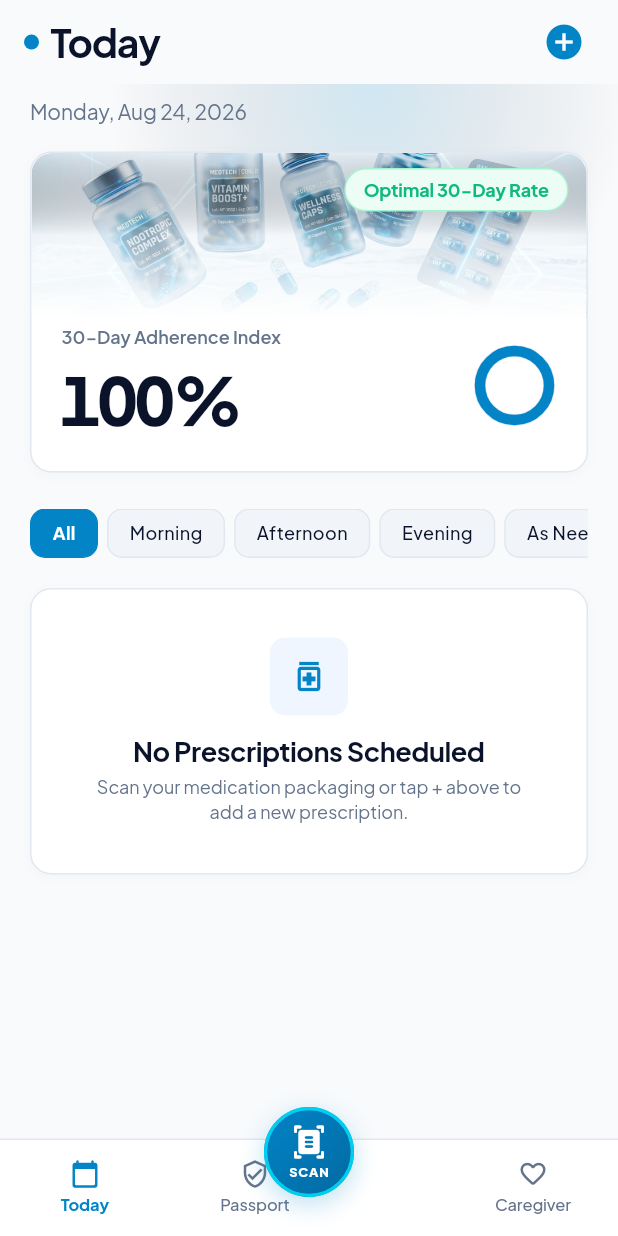
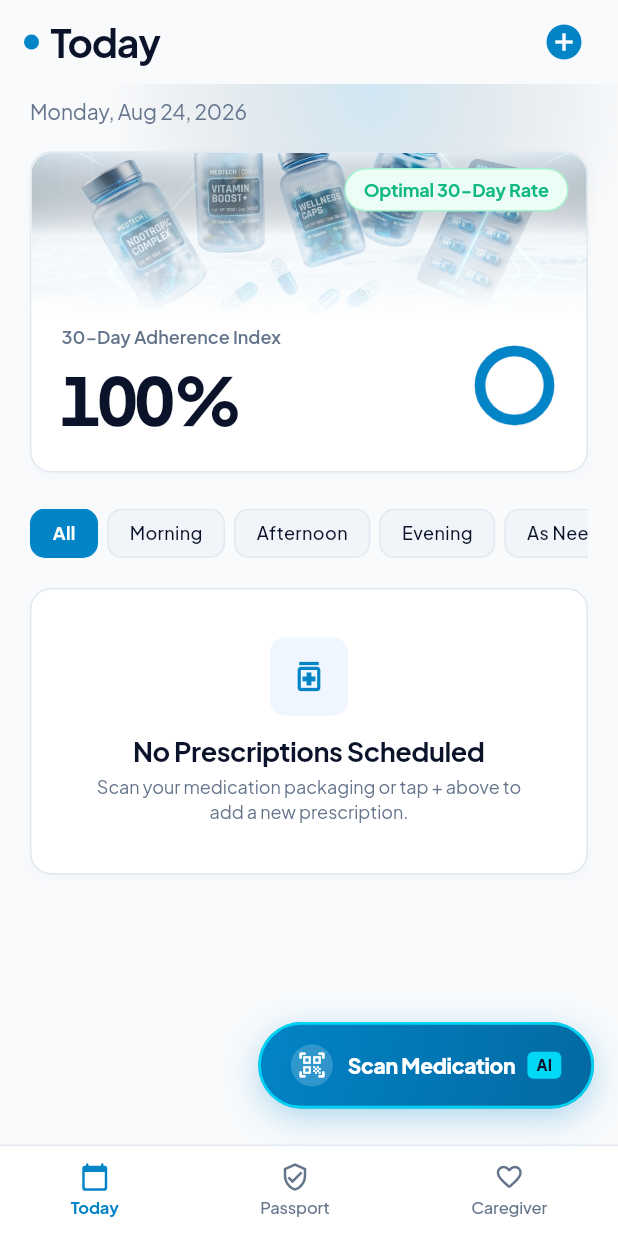
Before and after one commit to Tways-study/DoseLens, a Flutter app: the screen it shows once a user with an empty profile is signed in, on a phone screen of 412 x 824 dp. Run offline on Flutter 3.47's test engine with Material 3 defaults, Android fonts, the light colour scheme and no system bars; our stand-ins replace cloud_firestore, dio, firebase_auth, firebase_core, firebase_storage, flutter_dotenv and 7 more; accounts and stored records are empty; generated files the repository leaves out were written again.

Commit message:
feat(ui): revert navbar and make floating Scan button a prominent extended AI pill
- Revert footer navbar to clean 3-tab layout (Today, Passport, Caregiver)
- Implement prominent extended FloatingActionButton with Electric Cerulean gradient, glowing Cyan Laser border, scanner icon, and AI tag badge

```diff
--- a/lib/main.dart
+++ b/lib/main.dart
@@ -61,7 +61,7 @@ class _AuthGate extends ConsumerWidget {
   }
 }
 
-/// Main bottom navigation shell with prominent CENTERED Scan action button
+/// Main bottom navigation shell with Prominent Floating Action Pill
 class MainAppShell extends StatefulWidget {
   const MainAppShell({super.key});
 
@@ -86,13 +86,11 @@ class _MainAppShellState extends State<MainAppShell> {
         index: _currentIndex,
         children: _screens,
       ),
-      // Prominent Centered Scan Button
+      // Prominent Extended Floating Action Pill with Laser Cyan Glow
       floatingActionButton: Container(
-        height: 60,
-        width: 60,
-        margin: const EdgeInsets.only(top: 18),
+        margin: const EdgeInsets.only(bottom: 8),
         decoration: BoxDecoration(
-          shape: BoxShape.circle,
+          borderRadius: BorderRadius.circular(AppConstants.radiusFull),
           gradient: const LinearGradient(
             begin: Alignment.topLeft,
             end: Alignment.bottomRight,
@@ -102,37 +100,67 @@ class _MainAppShellState extends State<MainAppShell> {
             ],
           ),
           border: Border.all(
-            color: ColorTokens.cyanLaser.withValues(alpha: 0.9),
-            width: 2.2,
+            color: ColorTokens.cyanLaser.withValues(alpha: 0.95),
+            width: 1.8,
           ),
           boxShadow: const [
             BoxShadow(
-              color: Color(0x400284C7),
-              blurRadius: 14,
-              offset: Offset(0, 5),
+              color: Color(0x4D0284C7),
+              blurRadius: 18,
+              offset: Offset(0, 6),
             ),
           ],
         ),
         child: Material(
           color: Colors.transparent,
           child: InkWell(
-            borderRadius: BorderRadius.circular(30),
+            borderRadius: BorderRadius.circular(AppConstants.radiusFull),
             onTap: () => Navigator.push(
               context,
               MaterialPageRoute(builder: (_) => const ScannerScreen()),
             ),
-            child: const Column(
-              mainAxisAlignment: MainAxisAlignment.center,
+            child: Padding(
+              padding: const EdgeInsets.symmetric(horizontal: 20, vertical: 13),
+              child: Row(
+                mainAxisSize: MainAxisSize.min,
                 children: [
-                Icon(Icons.document_scanner_rounded, color: Colors.white, size: 24),
-                SizedBox(height: 1),
-                Text(
-                  'SCAN',
+                  Container(
+                    padding: const EdgeInsets.all(4),
+                    decoration: BoxDecoration(
+                      color: Colors.white.withValues(alpha: 0.18),
+                      shape: BoxShape.circle,
+                    ),
+                    child: const Icon(
+                      Icons.qr_code_scanner_rounded,
+                      color: Colors.white,
+                      size: 20,
+                    ),
+                  ),
+                  const SizedBox(width: 10),
+                  const Text(
+                    'Scan Medication',
                     style: TextStyle(
                       color: Colors.white,
-                    fontSize: 8.5,
+                      fontSize: 14,
                       fontWeight: FontWeight.w800,
-                    letterSpacing: 0.6,
+                      letterSpacing: -0.2,
+                    ),
+                  ),
+                  const SizedBox(width: 8),
+                  Container(
+                    padding: const EdgeInsets.symmetric(horizontal: 6, vertical: 2),
+                    decoration: BoxDecoration(
+                      color: ColorTokens.cyanLaser,
+                      borderRadius: BorderRadius.circular(4),
+                    ),
+                    child: const Text(
+                      'AI',
+                      style: TextStyle(
+                        color: ColorTokens.midnightObsidian,
+                        fontSize: 10,
+                        fontWeight: FontWeight.w900,
+                        letterSpacing: 0.2,
+                      ),
                     ),
                   ),
                 ],
@@ -140,7 +168,8 @@ class _MainAppShellState extends State<MainAppShell> {
             ),
           ),
         ),
-      floatingActionButtonLocation: FloatingActionButtonLocation.centerDocked,
+      ),
+      floatingActionButtonLocation: FloatingActionButtonLocation.endFloat,
       bottomNavigationBar: Container(
         decoration: const BoxDecoration(
           color: ColorTokens.snow,
@@ -150,41 +179,27 @@ class _MainAppShellState extends State<MainAppShell> {
         ),
         child: SafeArea(
           child: SizedBox(
-            height: 64,
+            height: 60,
             child: Row(
               mainAxisAlignment: MainAxisAlignment.spaceAround,
               children: [
-                // Tab 0: Today
-                Expanded(
-                  child: _NavBarItem(
+                _NavBarItem(
                   icon: Icons.calendar_today_rounded,
                   label: 'Today',
                   isSelected: _currentIndex == 0,
                   onTap: () => setState(() => _currentIndex = 0),
                 ),
-                ),
-
-                // Tab 1: Passport
-                Expanded(
-                  child: _NavBarItem(
+                _NavBarItem(
                   icon: Icons.verified_user_outlined,
                   label: 'Passport',
                   isSelected: _currentIndex == 1,
                   onTap: () => setState(() => _currentIndex = 1),
                 ),
-                ),
-
-                // Center Spacer reserved for the floating Scan button
-                const SizedBox(width: 72),
-
-                // Tab 2: Caregiver
-                Expanded(
-                  child: _NavBarItem(
+                _NavBarItem(
                   icon: Icons.favorite_border_rounded,
                   label: 'Caregiver',
                   isSelected: _currentIndex == 2,
                   onTap: () => setState(() => _currentIndex = 2),
-                  ),
                 ),
               ],
             ),
@@ -214,7 +229,7 @@ class _NavBarItem extends StatelessWidget {
       onTap: onTap,
       borderRadius: BorderRadius.circular(AppConstants.radiusButton),
       child: Padding(
-        padding: const EdgeInsets.symmetric(horizontal: 10, vertical: 8),
+        padding: const EdgeInsets.symmetric(horizontal: 20, vertical: 8),
         child: Column(
           mainAxisSize: MainAxisSize.min,
           children: [
```
Lines whose indentation alone changed are shown as unchanged.
